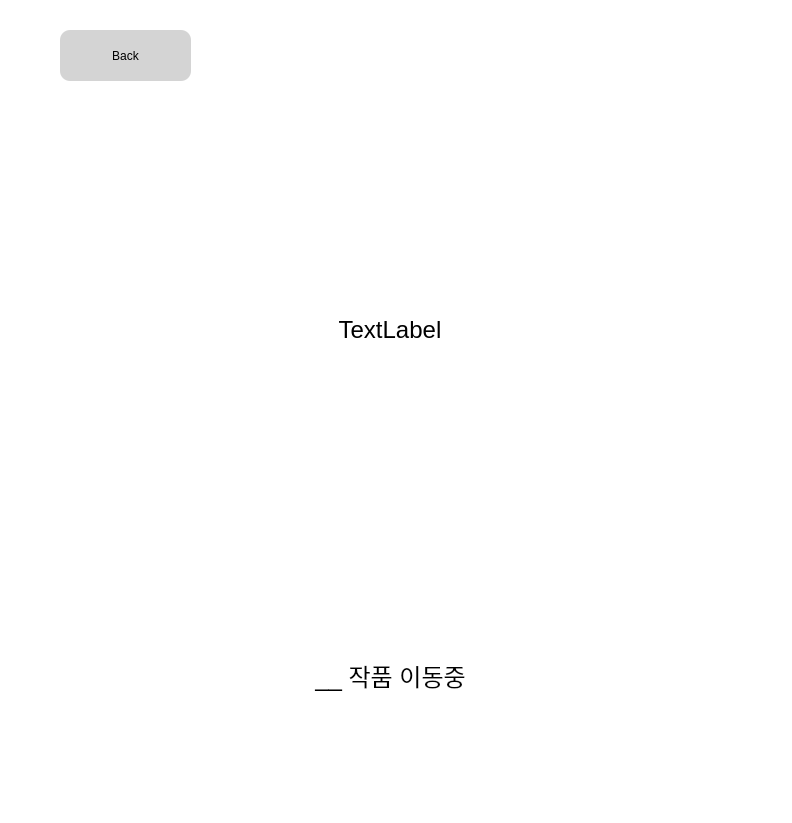
Above: turtle_musium/resource/monitoring_ui.ui from GooMinjae/turtle_museum before the change. Below: the same form after it.
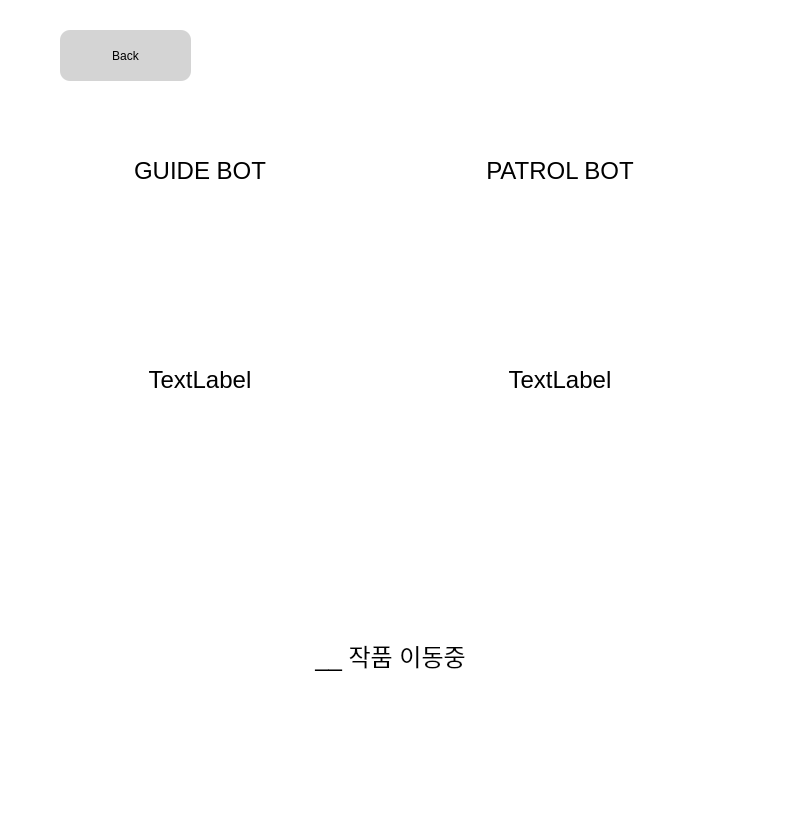
That is the form after the change. The open tabs and pages were chosen to show the change.

```diff
--- a/turtle_musium/resource/monitoring_ui.ui
+++ b/turtle_musium/resource/monitoring_ui.ui
@@ -250,10 +250,10 @@
      <widget class="QLabel" name="piece_img">
       <property name="geometry">
        <rect>
-        <x>70</x>
-        <y>10</y>
-        <width>640</width>
-        <height>480</height>
+        <x>40</x>
+        <y>180</y>
+        <width>320</width>
+        <height>240</height>
        </rect>
       </property>
       <property name="font">
@@ -272,9 +272,9 @@
       <property name="geometry">
        <rect>
         <x>70</x>
-        <y>510</y>
+        <y>470</y>
         <width>641</width>
-        <height>171</height>
+        <height>211</height>
        </rect>
       </property>
       <property name="font">
@@ -289,6 +289,69 @@
        <set>Qt::AlignCenter</set>
       </property>
      </widget>
+     <widget class="QLabel" name="patrol_cam">
+      <property name="geometry">
+       <rect>
+        <x>400</x>
+        <y>180</y>
+        <width>320</width>
+        <height>240</height>
+       </rect>
+      </property>
+      <property name="font">
+       <font>
+        <pointsize>18</pointsize>
+       </font>
+      </property>
+      <property name="text">
+       <string>TextLabel</string>
+      </property>
+      <property name="alignment">
+       <set>Qt::AlignCenter</set>
+      </property>
+     </widget>
+     <widget class="QLabel" name="guide_bot_label">
+      <property name="geometry">
+       <rect>
+        <x>40</x>
+        <y>30</y>
+        <width>320</width>
+        <height>121</height>
+       </rect>
+      </property>
+      <property name="font">
+       <font>
+        <pointsize>18</pointsize>
+       </font>
+      </property>
+      <property name="text">
+       <string>GUIDE BOT</string>
+      </property>
+      <property name="alignment">
+       <set>Qt::AlignCenter</set>
+      </property>
+     </widget>
+     <widget class="QLabel" name="patrol_bot_label">
+      <property name="geometry">
+       <rect>
+        <x>400</x>
+        <y>30</y>
+        <width>320</width>
+        <height>121</height>
+       </rect>
+      </property>
+      <property name="font">
+       <font>
+        <pointsize>18</pointsize>
+       </font>
+      </property>
+      <property name="text">
+       <string>PATROL BOT</string>
+      </property>
+      <property name="alignment">
+       <set>Qt::AlignCenter</set>
+      </property>
+     </widget>
     </widget>
     <widget class="QWidget" name="page04_exit_webcam">
      <widget class="QLabel" name="webcam_label">
```
Left out of the diff: 4 changed lines with no effect on the pictures.
